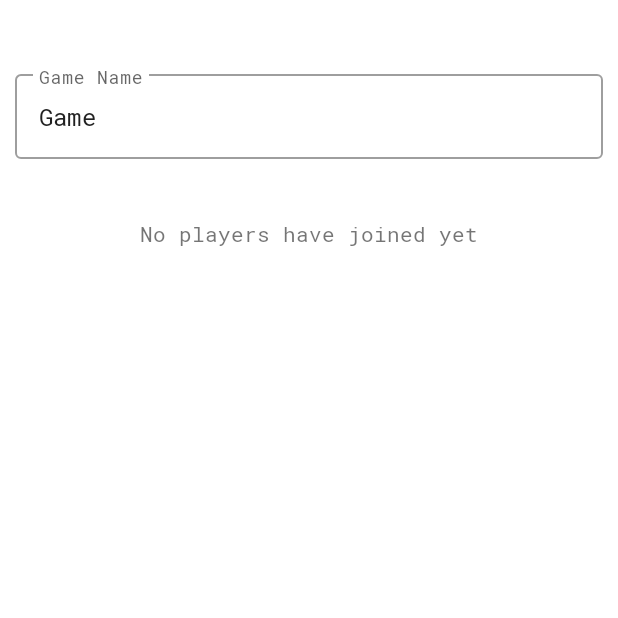
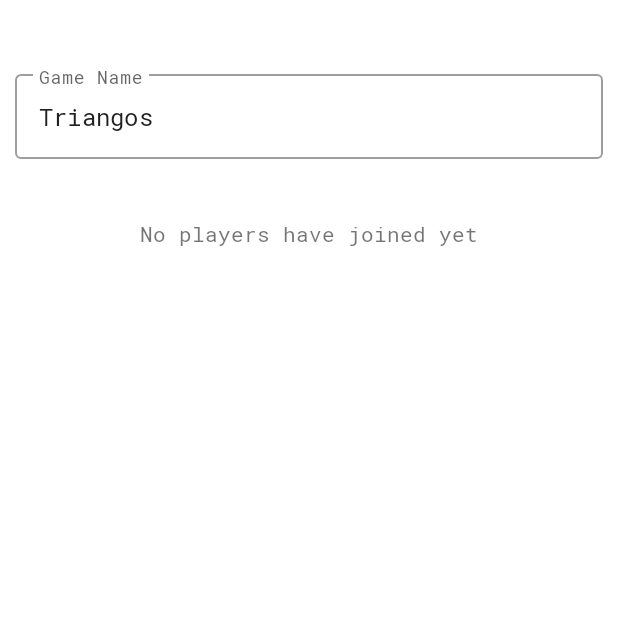
Before and after one commit to lenavollmer/GeZuMi, an Android app: the screen it shows after launch (MainActivity), after a tap on "CREATE GAME", on a phone screen of 412 x 824 dp, the top half of it. Run offline under Robolectric (Android 15) with nearby library versions, the phone set to English and light mode, and no system bars; our stand-ins replace data binding; libraries missing offline, so code that uses them is left out: com.github.doyaaaaaken.kotlincsv; 4 statements that could not run were skipped.

Commit message:
added multiple game names

```diff
--- a/app/src/main/java/de/htw/gezumi/HostFragment.kt
+++ b/app/src/main/java/de/htw/gezumi/HostFragment.kt
@@ -12,7 +12,6 @@ import android.view.View
 import android.view.ViewGroup
 import android.view.inputmethod.EditorInfo
 import android.view.inputmethod.InputMethodManager
-import android.widget.Toast
 import androidx.constraintlayout.widget.ConstraintLayout
 import androidx.databinding.DataBindingUtil
 import androidx.fragment.app.Fragment
@@ -29,6 +28,8 @@ import de.htw.gezumi.gatt.GattServer
 import de.htw.gezumi.util.CSVReader
 import de.htw.gezumi.viewmodel.GAME_NAME_LENGTH
 import de.htw.gezumi.viewmodel.GameViewModel
+import java.util.*
+import kotlin.random.Random
 
 
 private const val TAG = "HostFragment"
@@ -199,7 +200,8 @@ class HostFragment : Fragment() {
         }
         _binding.startGame.isEnabled = false
 
-        _binding.editTextGameName.setText(R.string.default_game_name)
+        val possibleGameNames = resources.getStringArray(R.array.game_names).toList()
+        _binding.editTextGameName.setText(possibleGameNames[Random.nextInt(possibleGameNames.size)])
         onGameNameChanged(_binding.editTextGameName.text.toString())
 
         _binding.editTextGameName.setOnEditorActionListener { textView, actionId, _ ->
--- a/app/src/main/java/de/htw/gezumi/MainMenuFragment.kt
+++ b/app/src/main/java/de/htw/gezumi/MainMenuFragment.kt
@@ -16,10 +16,9 @@ import androidx.fragment.app.Fragment
 import androidx.navigation.fragment.findNavController
 import de.htw.gezumi.databinding.FragmentMainMenuBinding
 
+private const val SHARED_KEY = "SHARED_PREFS"
 
 class MainMenuFragment : Fragment() {
-
-    private val SHARED_KEY = "SHARED_PREFS"
 
     private lateinit var _binding: FragmentMainMenuBinding
 
--- a/app/src/main/res/values/strings.xml
+++ b/app/src/main/res/values/strings.xml
@@ -19,13 +19,11 @@
     <string name="description_design_element">Design element</string>
     <string name="direct_to_game">Direct to Game</string>
     <string name="start_game">Start Game</string>
-
-    <string name="default_game_name">Game</string>
+    <string name="game_name">Game Name</string>
 
     <string name="join_wait">Please wait until the host admits you</string>
     <string name="join_approved">You have been approved. Please wait until the game starts.</string>
     <string name="join_declined">You have been declined!</string>
-    <string name="game_name">Game Name</string>
 
     <string name="bluetooth_not_supported">Your device does not support bluetooth, so you are sadly not able to use this app</string>
     <string name="bluetooth_not_enabled">This game needs bluetooth to be turned on. Please restart the app</string>
@@ -40,4 +38,16 @@
     <string name="game_closed">This Game was closed.</string>
     <string name="no_players_joined">No players have joined yet</string>
 
+    <string-array name="game_names">
+        <item>Triangos</item>
+        <item>Georicas</item>
+        <item>Figuras</item>
+        <item>Sankaki</item>
+        <item>Fabulos</item>
+        <item>Lynches</item>
+        <item>Metrijas</item>
+        <item>Falusos</item>
+        <item>Energis</item>
+    </string-array>
+
 </resources>
```
